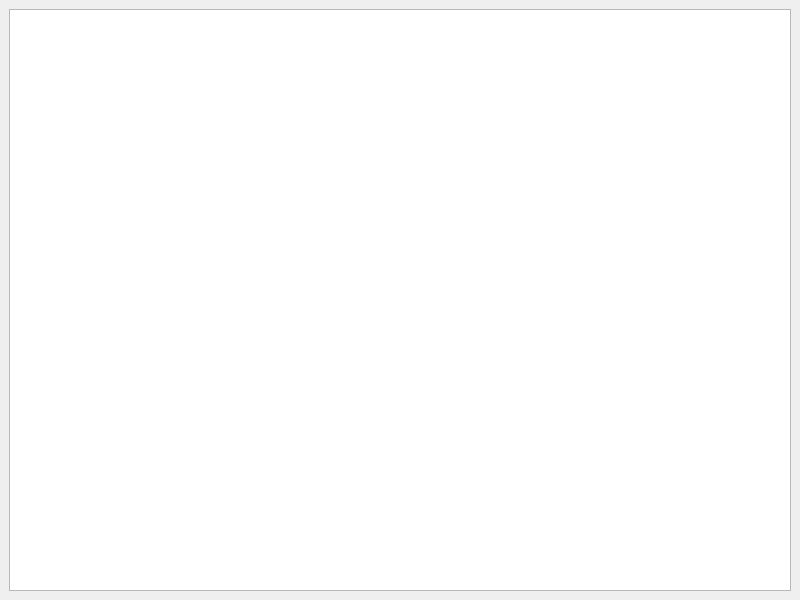
JesusWhyNot/lyceum, file main.ui: the form before one commit.
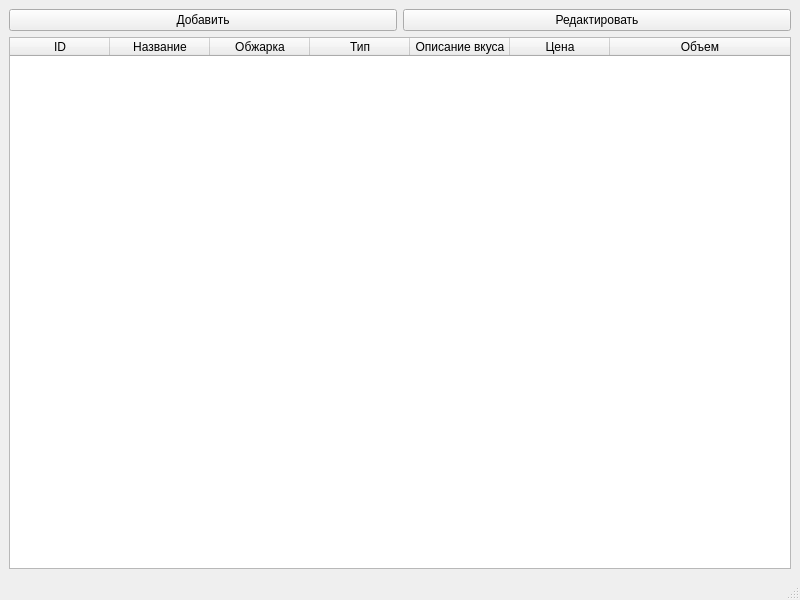
The form after the commit.

```diff
--- a/main.ui
+++ b/main.ui
@@ -16,10 +16,84 @@
   <widget class="QWidget" name="centralwidget">
    <layout class="QVBoxLayout" name="verticalLayout">
     <item>
-     <widget class="QTableWidget" name="tableWidget"/>
+     <layout class="QHBoxLayout" name="horizontalLayout">
+      <item>
+       <widget class="QPushButton" name="btn_add">
+        <property name="text">
+         <string>Добавить</string>
+        </property>
+       </widget>
+      </item>
+      <item>
+       <widget class="QPushButton" name="btn_edit">
+        <property name="text">
+         <string>Редактировать</string>
+        </property>
+       </widget>
+      </item>
+     </layout>
+    </item>
+    <item>
+     <widget class="QTableWidget" name="tableWidget">
+      <property name="rowCount">
+       <number>0</number>
+      </property>
+      <property name="columnCount">
+       <number>7</number>
+      </property>
+      <attribute name="horizontalHeaderStretchLastSection">
+       <bool>true</bool>
+      </attribute>
+      <column>
+       <property name="text">
+        <string>ID</string>
+       </property>
+      </column>
+      <column>
+       <property name="text">
+        <string>Название</string>
+       </property>
+      </column>
+      <column>
+       <property name="text">
+        <string>Обжарка</string>
+       </property>
+      </column>
+      <column>
+       <property name="text">
+        <string>Тип</string>
+       </property>
+      </column>
+      <column>
+       <property name="text">
+        <string>Описание вкуса</string>
+       </property>
+      </column>
+      <column>
+       <property name="text">
+        <string>Цена</string>
+       </property>
+      </column>
+      <column>
+       <property name="text">
+        <string>Объем</string>
+       </property>
+      </column>
+     </widget>
     </item>
    </layout>
   </widget>
+  <widget class="QMenuBar" name="menubar">
+   <property name="geometry">
+    <rect>
+     <x>0</x>
+     <y>0</y>
+     <width>800</width>
+     <height>21</height>
+    </rect>
+   </property>
+  </widget>
+  <widget class="QStatusBar" name="statusbar"/>
  </widget>
  <resources/>
  <connections/>
```
Left out of the diff: 2 changed lines with no effect on the pictures.
